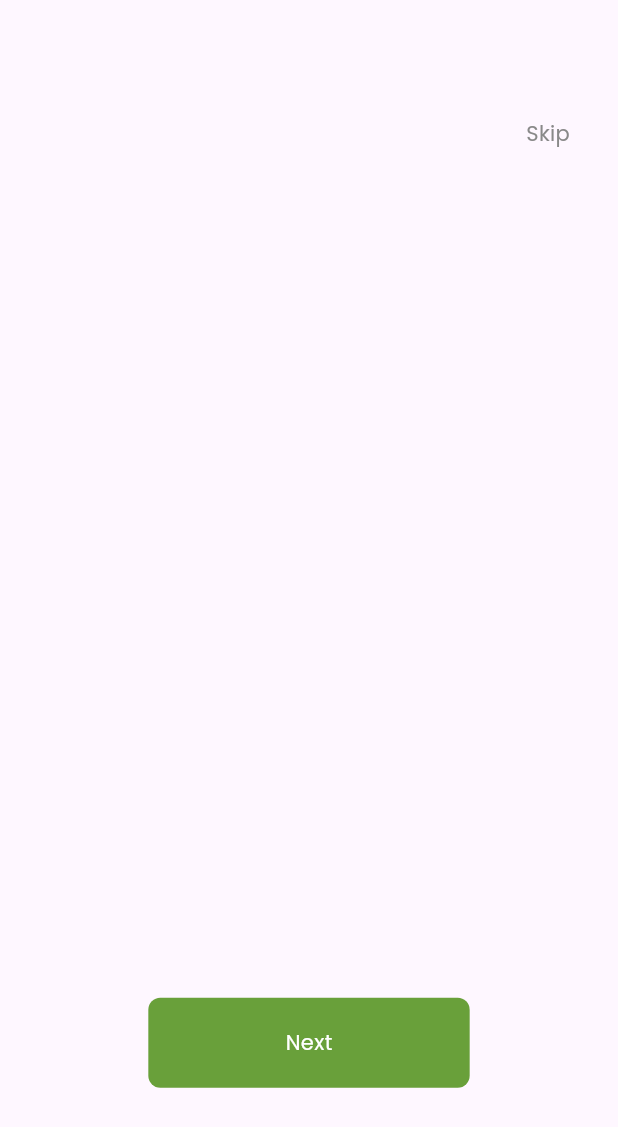
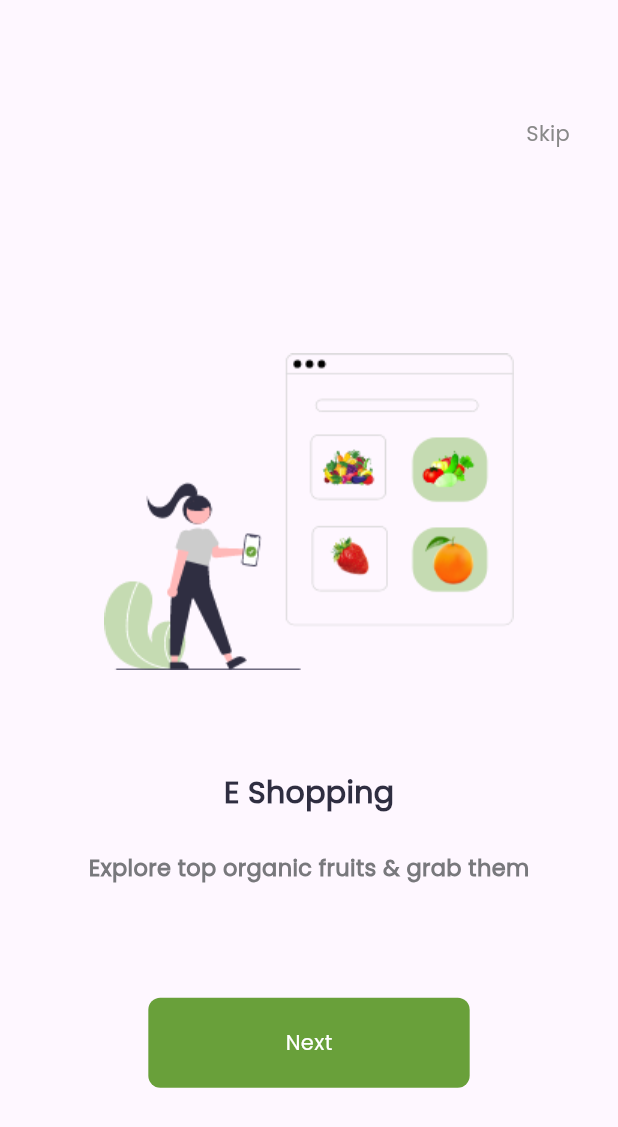
Before and after one commit to cezarxo/Fruit-Market, a Flutter app: the screen it shows after launch, on a phone screen of 412 x 824 dp. Shown: the top 1127 px of the screen. Run offline on Flutter 3.47's test engine with Material 3 defaults, Android fonts, the phone set to English and light mode, and no system bars; our stand-ins replace get.

Commit message:
adding assets for onboarding & pageview

```diff
--- /dev/null
+++ b/lib/core/widgets/space_widget.dart
@@ -0,0 +1,26 @@
+import 'package:flutter/material.dart';
+import 'package:fruit_app/core/utils/size_config.dart';
+
+class HorizontalSpace extends StatelessWidget {
+  final double? value;
+  const HorizontalSpace(this.value, {super.key});
+
+  @override
+  Widget build(BuildContext context) {
+    return SizedBox(
+      width: SizeConfig.defaultSize! * value!,
+    );
+  }
+}
+
+class VerticalSpace extends StatelessWidget {
+  final double? value;
+  const VerticalSpace(this.value, {super.key});
+
+  @override
+  Widget build(BuildContext context) {
+    return SizedBox(
+      height: SizeConfig.defaultSize! * value!,
+    );
+  }
+}
--- /dev/null
+++ b/lib/features/onboarding/widgets/custom_page_view.dart
@@ -0,0 +1,29 @@
+import 'package:flutter/material.dart';
+import 'package:fruit_app/features/onboarding/widgets/page_view_items.dart';
+
+class CustomPageView extends StatelessWidget {
+  const CustomPageView({super.key});
+
+  @override
+  Widget build(BuildContext context) {
+    return PageView(
+      children: const [
+        PageViewItem(
+          image: 'assets/images/onboarding1.png',
+          title: 'E Shopping',
+          subTitle: 'Explore top organic fruits & grab them',
+        ),
+        PageViewItem(
+          image: 'assets/images/onboarding2.png',
+          title: 'Delivery on the way',
+          subTitle: 'Get your order by speed delivery',
+        ),
+        PageViewItem(
+          image: 'assets/images/onboarding3.png',
+          title: 'Delivery Arrived',
+          subTitle: 'Order is arrived at your Place',
+        ),
+      ],
+    );
+  }
+}
--- a/lib/features/onboarding/widgets/onboarding_body.dart
+++ b/lib/features/onboarding/widgets/onboarding_body.dart
@@ -3,6 +3,7 @@ import 'package:flutter/material.dart';
 import 'package:flutter/widgets.dart';
 import 'package:fruit_app/core/utils/size_config.dart';
 import 'package:fruit_app/core/widgets/custom_button.dart';
+import 'package:fruit_app/features/onboarding/widgets/custom_page_view.dart';
 
 class OnBoardingBodyView extends StatelessWidget {
   const OnBoardingBodyView({super.key});
@@ -11,6 +12,7 @@ class OnBoardingBodyView extends StatelessWidget {
   Widget build(BuildContext context) {
     return Stack(
       children: [
+        const CustomPageView(),
         Positioned(
           top: SizeConfig.defaultSize! * 8.0,
           right: 32,
--- /dev/null
+++ b/lib/features/onboarding/widgets/page_view_items.dart
@@ -0,0 +1,48 @@
+import 'package:flutter/material.dart';
+import 'package:fruit_app/core/widgets/space_widget.dart';
+import '../../../core/utils/size_config.dart';
+
+class PageViewItem extends StatelessWidget {
+  const PageViewItem({
+    super.key,
+    required this.title,
+    required this.subTitle,
+    required this.image,
+  });
+  final String title;
+  final String subTitle;
+  final String image;
+
+  @override
+  Widget build(BuildContext context) {
+    return Column(
+      children: [
+        const VerticalSpace(22),
+        SizedBox(
+          height: SizeConfig.defaultSize! * 25,
+          child: Image.asset(image),
+        ),
+        const VerticalSpace(5),
+        Text(
+          title,
+          textAlign: TextAlign.left,
+          style: const TextStyle(
+            fontSize: 20,
+            color: Color(0xff2f2e41),
+            fontWeight: FontWeight.w600,
+          ),
+        ),
+        const VerticalSpace(2.5),
+        Text(
+          subTitle,
+          textAlign: TextAlign.left,
+          style: const TextStyle(
+            fontWeight: FontWeight.bold,
+            fontSize: 15,
+            color: Color(0xff78787c),
+          ),
+        ),
+      ],
+    );
+  }
+}
```
Also changed, not shown: assets/images/logo.png (added), assets/images/onboarding1.png (added), assets/images/onboarding2.png (added), assets/images/onboarding3.png (added).
